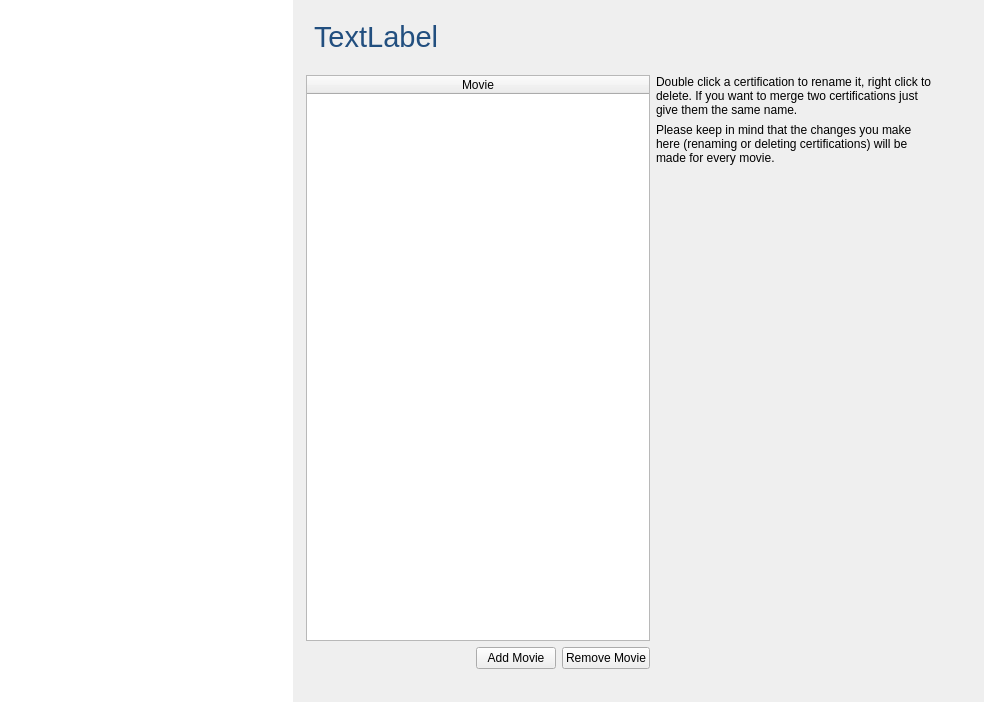
First picture: the form in movies/CertificationWidget.ui, repository Komet/MediaElch, before the edit.
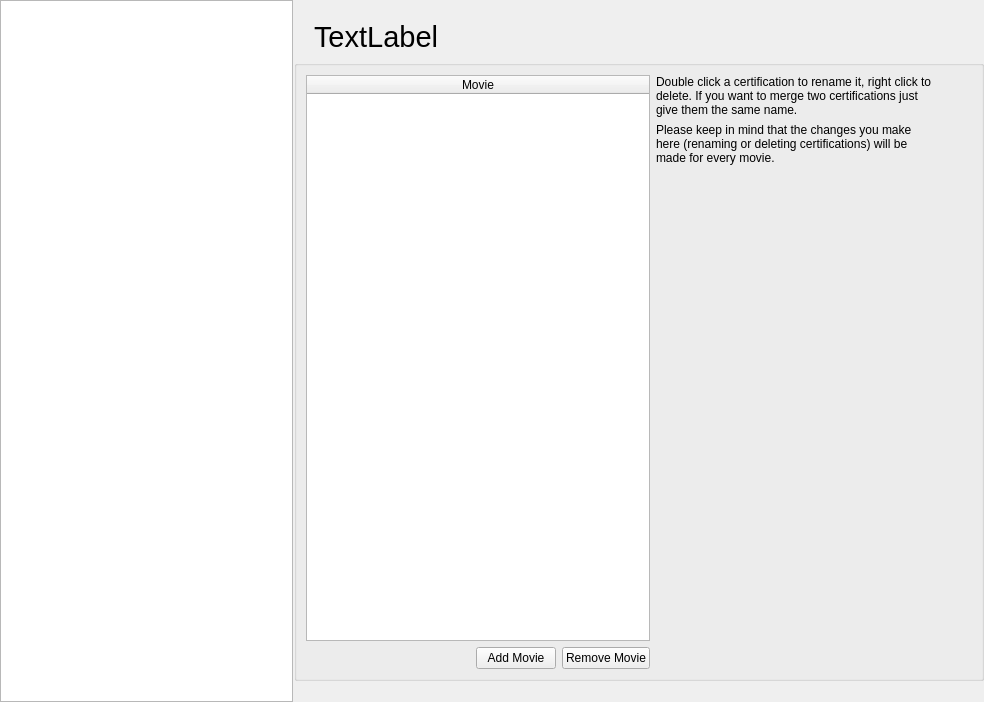
Second picture: the form after the edit. Custom widgets are drawn as their Qt base class.

What changed in the file:
```diff
--- a/movies/CertificationWidget.ui
+++ b/movies/CertificationWidget.ui
@@ -13,12 +13,6 @@
   <property name="windowTitle">
    <string>Form</string>
   </property>
-  <property name="styleSheet">
-   <string notr="true">#certifications {
-	border: 0px;
-}
-</string>
-  </property>
   <layout class="QVBoxLayout" name="verticalLayout_2">
    <property name="leftMargin">
     <number>0</number>
@@ -41,15 +35,6 @@
       <number>1</number>
      </property>
      <widget class="QTableWidget" name="certifications">
-      <property name="styleSheet">
-       <string notr="true">#certifications {
-	alternate-background-color: #f9f9f9;
-	selection-background-color: qlineargradient(spread:pad, x1:0, y1:0, x2:0, y2:1, stop:0 #4185b6, stop:1 #1b6aa5);
-	color: #395265;
-    selection-color: #ffffff;
-}
-</string>
-      </property>
       <property name="alternatingRowColors">
        <bool>true</bool>
       </property>
@@ -93,10 +78,6 @@
            <pointsize>22</pointsize>
           </font>
          </property>
-         <property name="styleSheet">
-          <string notr="true">color: #224f7f;
-</string>
-         </property>
          <property name="text">
           <string>TextLabel</string>
          </property>
@@ -106,14 +87,7 @@
         </widget>
        </item>
        <item>
-        <widget class="QGroupBox" name="groupBox">
-         <property name="styleSheet">
-          <string notr="true">QGroupBox {
-	border-radius: 0;
-	background-color: transparent;
-}
-</string>
-         </property>
+        <widget class="QGroupBox" name="infoGroupBox">
          <property name="title">
           <string/>
          </property>
```
